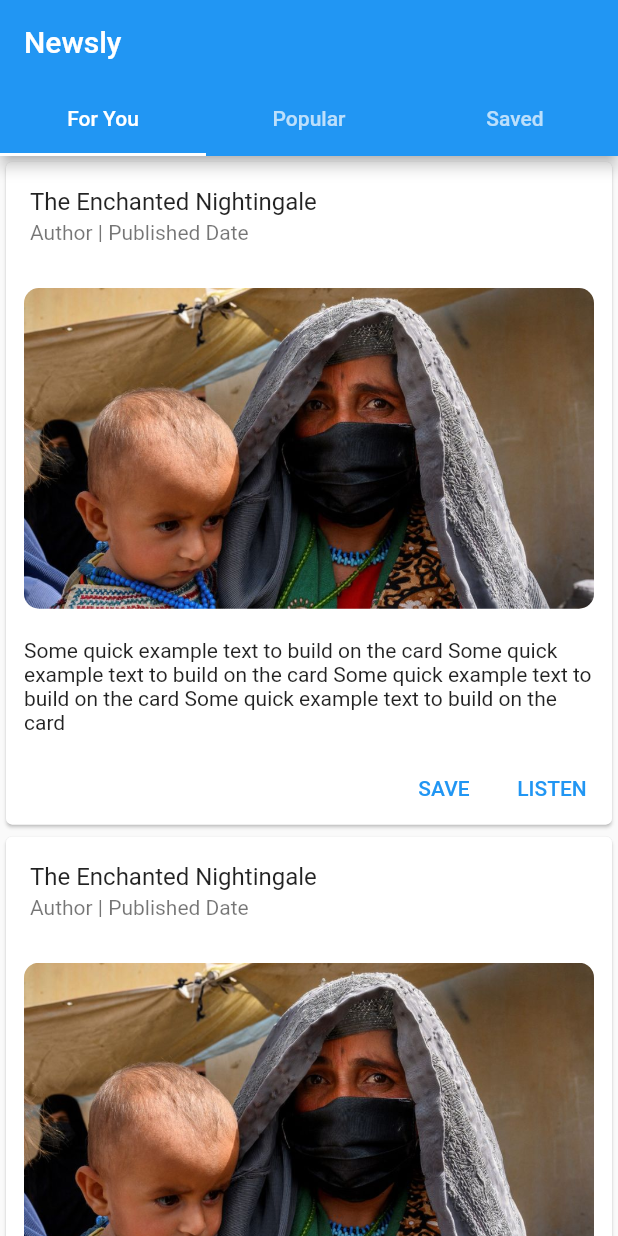
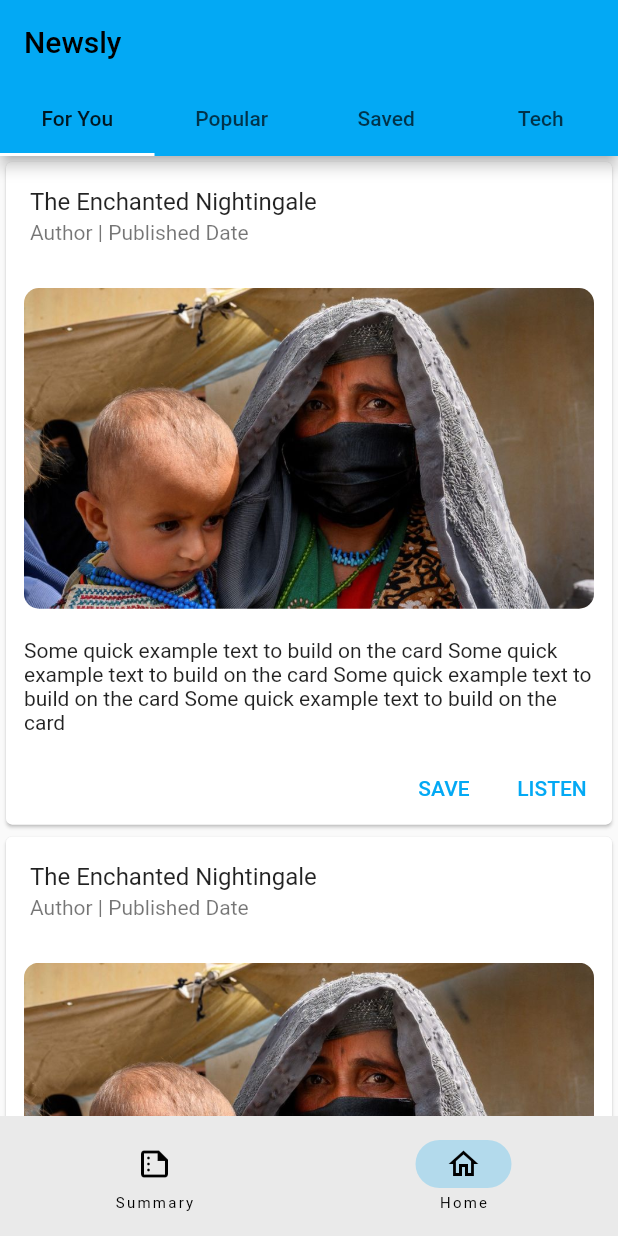
Before and after one commit to Nadika18/Newsly, a Flutter app: the screen it shows after launch, on a phone screen of 412 x 824 dp. Run offline on Flutter 3.47's test engine with Material 2 defaults, Android fonts, the phone set to English and light mode, and no system bars.

Commit message:
Added bottom navigation bar

```diff
--- a/lib/home.dart
+++ b/lib/home.dart
@@ -13,6 +13,8 @@ class Home extends StatefulWidget {
 }
 
 class _HomeState extends State<Home> {
+  int currentPage = 1;
+
   @override
   Widget build(BuildContext context) {
     return Scaffold(
@@ -21,7 +23,8 @@ class _HomeState extends State<Home> {
         bottom: const TabBar(tabs: [
           Tab(text: "For You"),
           Tab(text: "Popular"),
-            Tab(text: "Saved")
+          Tab(text: "Saved"),
+          Tab(text: "Tech")
         ]),
       ),
       body: TabBarView(
@@ -36,8 +39,23 @@ class _HomeState extends State<Home> {
           ),
           const Text("Popular"),
           const Text("Saved"),
+          const Text("Tech")
         ],
-        ));
+      ),
+      bottomNavigationBar: NavigationBar(
+        destinations: const [
+          NavigationDestination(
+              icon: Icon(Icons.summarize_outlined), label: 'Summary'),
+          NavigationDestination(icon: Icon(Icons.home_outlined), label: 'Home'),
+        ],
+        onDestinationSelected: (int index) {
+          setState(() {
+            currentPage = index;
+          });
+        },
+        selectedIndex: currentPage,
+      ),
+    );
   }
 }
 
@@ -91,7 +109,6 @@ class _ElevatedCardState extends State<ElevatedCard> {
     //       "Some quick example text to build on the card Some quick example text to build on the card Some quick example text to build on the card Some quick example text to build on the card"),
     // );
     return Card(
-
       child: Column(
         mainAxisSize: MainAxisSize.min,
         children: <Widget>[
@@ -101,21 +118,14 @@ class _ElevatedCardState extends State<ElevatedCard> {
           ),
           Container(
               padding: const EdgeInsets.all(12),
-          child: Column(
-            children: [
+              child: Column(children: [
                 ClipRRect(
                     borderRadius: BorderRadius.circular(10.0),
-                child: Image(image:AssetImage("assets/image1.png"))),
-
-
-             SizedBox(height:20),
+                    child: Image(image: AssetImage("assets/image1.png"))),
+                SizedBox(height: 20),
                 Text(
-                  "Some quick example text to build on the card Some quick example text to build on the card Some quick example text to build on the card Some quick example text to build on the card"
-                )])),
-
-
-
-
+                    "Some quick example text to build on the card Some quick example text to build on the card Some quick example text to build on the card Some quick example text to build on the card")
+              ])),
           Row(
             mainAxisAlignment: MainAxisAlignment.end,
             children: <Widget>[
--- a/lib/main.dart
+++ b/lib/main.dart
@@ -17,14 +17,10 @@ class _MyAppState extends State<MyApp> {
   Widget build(BuildContext context) {
     return MaterialApp(
       debugShowCheckedModeBanner: false,
-       theme:ThemeData(
-      primarySwatch: Colors.blue,
-    ),
-      home:const DefaultTabController(
-        length:3,
-        child:Home()
+      theme: ThemeData(
+        primarySwatch: Colors.lightBlue,
       ),
-
+      home: const DefaultTabController(length: 4, child: Home()),
     );
   }
 }
--- /dev/null
+++ b/lib/summary.dart
@@ -0,0 +1,15 @@
+import 'package:flutter/material.dart';
+
+class Summary extends StatefulWidget {
+  const Summary({super.key});
+
+  @override
+  State<Summary> createState() => _SummaryState();
+}
+
+class _SummaryState extends State<Summary> {
+  @override
+  Widget build(BuildContext context) {
+    return Container();
+  }
+}
```
Lines whose indentation alone changed are shown as unchanged.
